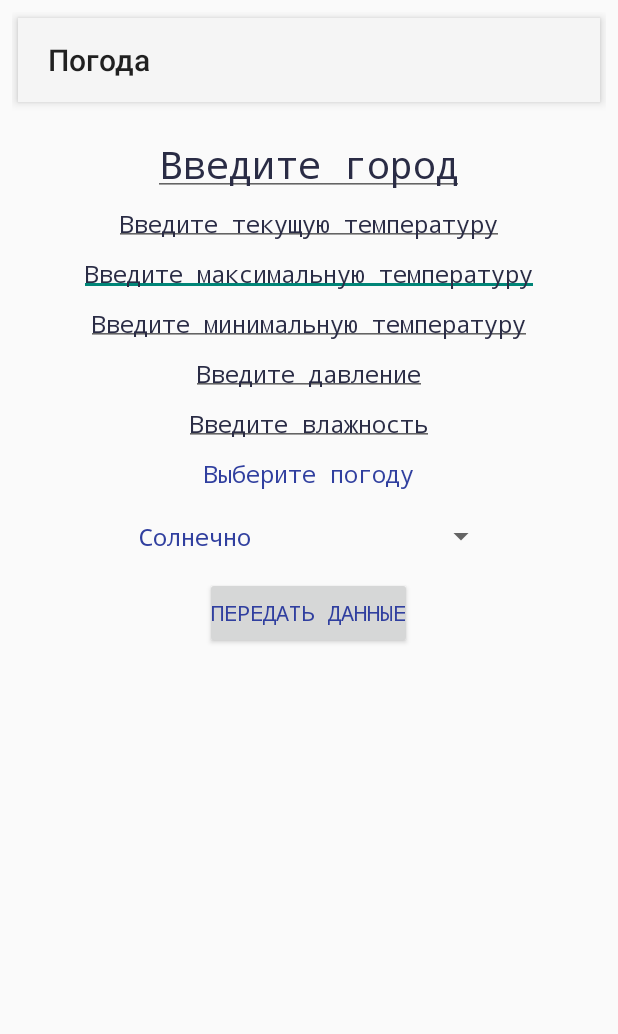
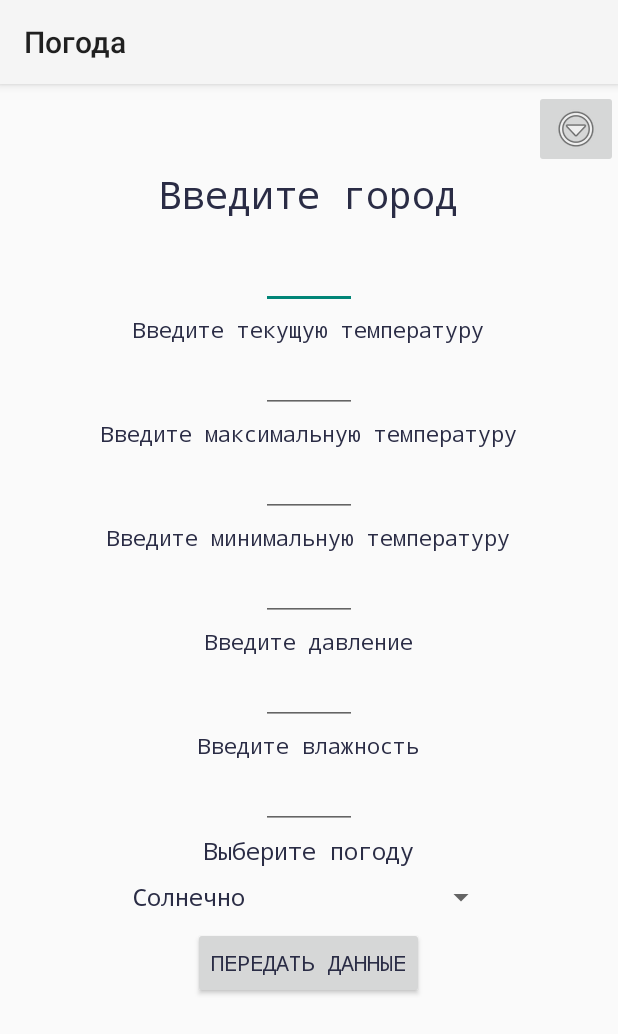
Before and after one commit to JekaPopov/AndroidLessons, an Android app: the screen it shows after launch (SetWeather before the commit, MainActivity after it), on a phone screen of 412 x 824 dp. Shown: the top 1034 px of the screen. Run offline under Robolectric (Android 15) with nearby library versions, the phone set to English and light mode, and no system bars.

```diff
--- a/app/src/main/AndroidManifest.xml
+++ b/app/src/main/AndroidManifest.xml
@@ -9,14 +9,13 @@
         android:roundIcon="@mipmap/ic_launcher_round"
         android:supportsRtl="true"
         android:theme="@style/MyStyle">
-        <activity android:name=".SetWeather">
+        <activity android:name=".MainActivity">
             <intent-filter>
                 <action android:name="android.intent.action.MAIN" />
 
                 <category android:name="android.intent.category.LAUNCHER" />
             </intent-filter>
         </activity>
-        <activity android:name=".WeatherView"></activity>
     </application>
 
 </manifest>
--- a/app/src/main/java/ru/dravn/androidlessons/Parameter.java
+++ b/app/src/main/java/ru/dravn/androidlessons/BaseFragment.java
@@ -1,11 +1,14 @@
 package ru.dravn.androidlessons;
 
 import android.graphics.drawable.Drawable;
+import android.os.Bundle;
+import android.support.annotation.Nullable;
+import android.support.v4.app.Fragment;
 import android.support.v7.app.AppCompatActivity;
 import android.widget.Toast;
 
 
-public class Parameter extends AppCompatActivity {
+public class BaseFragment extends Fragment {
 
     public static final String TEMP = "temp";
     public static final String HUMIDITY = "hum";
@@ -16,8 +19,17 @@ public class Parameter extends AppCompatActivity {
     public static final String MINTEMP = "minTemp";
     public static final String MAXTEMP = "maxTemp";
     public static final String WEATHER = "weather";
+    public static final String MESSAGE = "map";
 
-    public static final String MESSAGE = "map";
+    public MainActivity mActivity;
+
+    @Override
+    public void onCreate(@Nullable Bundle savedInstanceState) {
+        mActivity =(MainActivity) this.getActivity();
+
+        super.onCreate(savedInstanceState);
+    }
+
 
     public String format(int val, String valName) {
         String format;
@@ -37,9 +49,9 @@ public class Parameter extends AppCompatActivity {
     }
 
 
-    protected void showMessage(String msg)
+    protected void showMessage(String mMessage)
     {
-        Toast.makeText(this, msg, Toast.LENGTH_SHORT).show();
+        Toast.makeText(getActivity(), mMessage, Toast.LENGTH_SHORT).show();
     }
 
     protected Drawable getImageRes(String name) {
--- /dev/null
+++ b/app/src/main/java/ru/dravn/androidlessons/MainActivity.java
@@ -0,0 +1,67 @@
+package ru.dravn.androidlessons;
+
+
+import android.support.v4.app.FragmentManager;
+import android.support.v7.app.AppCompatActivity;
+import android.os.Bundle;
+import android.view.View;
+import android.widget.ImageButton;
+
+
+import java.util.HashMap;
+
+public class MainActivity extends AppCompatActivity {
+
+    FragmentManager mFragmentManager;
+    ImageButton mMenuButton;
+    BaseFragment fragment;
+
+    @Override
+    protected void onCreate(Bundle savedInstanceState) {
+        super.onCreate(savedInstanceState);
+        setContentView(R.layout.activity_main);
+
+        mMenuButton = findViewById(R.id.menu);
+        mFragmentManager = getSupportFragmentManager();
+
+        if(mFragmentManager.findFragmentByTag(getString(R.string.setWeatherFragment))==null) {
+            fragment = SetWeatherFragment.newInstance();
+            mFragmentManager.beginTransaction()
+                    .replace(R.id.fragment, fragment, getString(R.string.setWeatherFragment))
+                    .addToBackStack(getString(R.string.setWeatherFragment))
+                    .commit();
+        }
+
+        mMenuButton.setOnClickListener(new View.OnClickListener() {
+            @Override
+            public void onClick(View v) {
+                if(fragment instanceof MenuFragment) {
+                    mFragmentManager.popBackStack();
+                    fragment=null;
+                }
+                else
+                showMenuFragment();
+            }
+        });
+    }
+
+    public void showWeatherFragment(HashMap<String, String> mMessage) {
+
+        fragment = WeatherViewFragment.newInstance(mMessage);
+
+        mFragmentManager.beginTransaction()
+                .replace(R.id.fragment, fragment,getString(R.string.weatherFragment))
+                .addToBackStack(getString(R.string.weatherFragment))
+                .commit();
+    }
+
+    public void showMenuFragment() {
+        fragment = MenuFragment.newInstance();
+        mFragmentManager
+                .beginTransaction()
+                .replace(R.id.fragment, fragment,getString(R.string.menuFragment))
+                .addToBackStack(getString(R.string.menuFragment))
+                .commit();
+    }
+
+}
--- a/app/src/main/java/ru/dravn/androidlessons/SetWeather.java
+++ b/app/src/main/java/ru/dravn/androidlessons/SetWeatherFragment.java
@@ -1,16 +1,28 @@
 package ru.dravn.androidlessons;
 
-import android.content.Intent;
 import android.os.Bundle;
+import android.support.annotation.NonNull;
+import android.support.annotation.Nullable;
+import android.view.LayoutInflater;
 import android.view.View;
+import android.view.ViewGroup;
 import android.widget.Button;
 import android.widget.EditText;
 import android.widget.Spinner;
-
 import java.util.HashMap;
 
 
-public class SetWeather extends Parameter {
+public class SetWeatherFragment extends BaseFragment {
+
+
+    public static SetWeatherFragment newInstance() {
+
+        Bundle args = new Bundle();
+
+        SetWeatherFragment fragment = new SetWeatherFragment();
+        fragment.setArguments(args);
+        return fragment;
+    }
 
     private EditText mCityName;
     private EditText mTempCurrent;
@@ -19,26 +31,23 @@ public class SetWeather extends Parameter {
     private EditText mTempMin;
     private EditText mTempMax;
     private Spinner  mWeatherSpinner;
-
     private Button mButton;
 
 
+    @Nullable
+    @Override
+    public View onCreateView(@NonNull LayoutInflater inflater, @Nullable ViewGroup container, @Nullable Bundle savedInstanceState) {
+        View view = inflater.inflate(R.layout.activity_set_weather, container, false);
 
-    @Override
-    protected void onCreate(Bundle savedInstanceState) {
-        super.onCreate(savedInstanceState);
-        setContentView(R.layout.activity_set_weather);
+        mCityName = view.findViewById(R.id.city);
+        mTempCurrent = view.findViewById(R.id.temp_current);
+        mPressure = view.findViewById(R.id.pressure);
+        mHumidity = view.findViewById(R.id.humidity);
+        mTempMin = view.findViewById(R.id.temp_min);
+        mTempMax = view.findViewById(R.id.temp_max);
+        mButton = view.findViewById(R.id.button);
 
-
-        mCityName = findViewById(R.id.city);
-        mTempCurrent = findViewById(R.id.temp_current);
-        mPressure = findViewById(R.id.pressure);
-        mHumidity = findViewById(R.id.humidity);
-        mTempMin = findViewById(R.id.temp_min);
-        mTempMax = findViewById(R.id.temp_max);
-        mButton = findViewById(R.id.button);
-
-        mWeatherSpinner = findViewById(R.id.weather);
+        mWeatherSpinner = view.findViewById(R.id.weather);
 
 
         mButton.setOnClickListener(new View.OnClickListener() {
@@ -82,26 +91,23 @@ public class SetWeather extends Parameter {
                     return;
                 }
 
-                HashMap<String, String> msg = new HashMap<>();
+                HashMap<String, String> mMessage = new HashMap<>();
 
-                msg.put(CITY, mCityName.getText().toString());
-                msg.put(CURRTEMP, mTempCurrent.getText().toString());
-                msg.put(MINTEMP, mTempMin.getText().toString());
-                msg.put(MAXTEMP, mTempMax.getText().toString());
-                msg.put(HUMIDITY, mHumidity.getText().toString());
-                msg.put(PRESSURE, mPressure.getText().toString());
-                msg.put(WEATHER, mWeatherSpinner.getSelectedItem().toString());
+                mMessage.put(CITY, mCityName.getText().toString());
+                mMessage.put(CURRTEMP, mTempCurrent.getText().toString());
+                mMessage.put(MINTEMP, mTempMin.getText().toString());
+                mMessage.put(MAXTEMP, mTempMax.getText().toString());
+                mMessage.put(HUMIDITY, mHumidity.getText().toString());
+                mMessage.put(PRESSURE, mPressure.getText().toString());
+                mMessage.put(WEATHER, mWeatherSpinner.getSelectedItem().toString());
 
 
-                Intent intent = new Intent(SetWeather.this, WeatherView.class);
-                intent.putExtra(MESSAGE, msg);
-                startActivity(intent);
+                mActivity.showWeatherFragment(mMessage);
             }
         });
 
+
+        return view;
     }
 
-
-
-
 }
--- /dev/null
+++ b/app/src/main/res/layout/activity_main.xml
@@ -0,0 +1,28 @@
+<?xml version="1.0" encoding="utf-8"?>
+<android.support.constraint.ConstraintLayout xmlns:android="http://schemas.android.com/apk/res/android"
+    xmlns:tools="http://schemas.android.com/tools"
+    xmlns:app="http://schemas.android.com/apk/res-auto"
+    android:layout_width="match_parent"
+    android:layout_height="match_parent"
+    style="@style/MyStyle"
+    tools:context=".MainActivity">
+
+    <ImageButton
+        android:id="@+id/menu"
+        android:layout_width="wrap_content"
+        android:layout_height="wrap_content"
+        android:foregroundGravity="top|right"
+        android:layout_centerHorizontal="true"
+        android:src="@android:drawable/ic_menu_more"
+        app:layout_constraintEnd_toEndOf="parent"
+        app:layout_constraintTop_toTopOf="parent"/>
+
+
+    <FrameLayout
+        android:id="@+id/fragment"
+        android:layout_width="match_parent"
+        android:layout_height="wrap_content"
+        app:layout_constraintTop_toBottomOf="@+id/menu">
+    </FrameLayout>
+
+</android.support.constraint.ConstraintLayout>
--- a/app/src/main/res/layout/activity_set_weather.xml
+++ b/app/src/main/res/layout/activity_set_weather.xml
@@ -2,44 +2,81 @@
 <ScrollView
     android:layout_width="match_parent"
     android:layout_height="wrap_content"
-    xmlns:android="http://schemas.android.com/apk/res/android">
+    xmlns:android="http://schemas.android.com/apk/res/android"
+    style="@style/MyStyle">
 
 <RelativeLayout
-    xmlns:android="http://schemas.android.com/apk/res/android"
     android:layout_width="match_parent"
     android:layout_height="wrap_content">
+
+    <TextView
+        android:id="@+id/cityText"
+        android:layout_width="wrap_content"
+        android:layout_height="wrap_content"
+        android:layout_alignParentTop="true"
+        android:layout_centerHorizontal="true"
+        android:text="@string/editCity"
+        android:textSize="@dimen/middleText"
+        android:gravity="center"/>
 
     <EditText
         android:id="@+id/city"
         android:layout_width="wrap_content"
         android:layout_height="wrap_content"
-        android:layout_alignParentTop="true"
+        android:minWidth="@dimen/minWidth"
+        android:layout_below="@+id/cityText"
         android:layout_centerHorizontal="true"
-        android:inputType="text"
-        android:hint="@string/editCity"
+        android:inputType="textCapWords"
         android:textSize="@dimen/middleText"
+        android:gravity="center"/>
+
+    <TextView
+        android:id="@+id/temp_current_text"
+        android:layout_width="wrap_content"
+        android:layout_height="wrap_content"
+        android:layout_below="@+id/city"
+        android:layout_centerHorizontal="true"
+        android:text="@string/editTemp"
         android:gravity="center"/>
 
     <EditText
         android:id="@+id/temp_current"
         android:layout_width="wrap_content"
         android:layout_height="wrap_content"
+        android:minWidth="@dimen/minWidth"
         android:layout_centerHorizontal="true"
-        android:layout_below="@+id/city"
+        android:layout_below="@+id/temp_current_text"
         android:inputType="numberDecimal"
-        android:hint="@string/editTemp"
         android:textSize="@dimen/smallText"
+        android:gravity="center"/>
+
+    <TextView
+        android:id="@+id/temp_max_text"
+        android:layout_width="wrap_content"
+        android:layout_height="wrap_content"
+        android:layout_below="@+id/temp_current"
+        android:layout_centerHorizontal="true"
+        android:text="@string/editMaxTemp"
         android:gravity="center"/>
 
     <EditText
         android:id="@+id/temp_max"
         android:layout_width="wrap_content"
         android:layout_height="wrap_content"
-        android:layout_below="@+id/temp_current"
+        android:layout_below="@+id/temp_max_text"
         android:layout_centerHorizontal="true"
+        android:minWidth="@dimen/minWidth"
         android:inputType="numberDecimal"
-        android:hint="@string/editMaxTemp"
         android:textSize="@dimen/smallText"
+        android:gravity="center"/>
+
+    <TextView
+        android:id="@+id/temp_min_text"
+        android:layout_width="wrap_content"
+        android:layout_height="wrap_content"
+        android:layout_below="@+id/temp_max"
+        android:layout_centerHorizontal="true"
+        android:text="@string/editMinTemp"
         android:gravity="center"/>
 
     <EditText
@@ -47,31 +84,50 @@
         android:layout_width="wrap_content"
         android:layout_height="wrap_content"
         android:layout_centerHorizontal="true"
+        android:minWidth="@dimen/minWidth"
         android:inputType="numberDecimal"
-        android:layout_below="@+id/temp_max"
-        android:hint="@string/editMinTemp"
+        android:layout_below="@+id/temp_min_text"
         android:textSize="@dimen/smallText"
+        android:gravity="center"/>
+
+    <TextView
+        android:id="@+id/pressure_text"
+        android:layout_width="wrap_content"
+        android:layout_height="wrap_content"
+        android:layout_below="@+id/temp_min"
+        android:layout_centerHorizontal="true"
+        android:text="@string/editPressure"
         android:gravity="center"/>
 
     <EditText
         android:id="@+id/pressure"
         android:layout_width="wrap_content"
         android:layout_height="wrap_content"
-        android:layout_below="@+id/temp_min"
+        android:layout_below="@+id/pressure_text"
         android:layout_centerHorizontal="true"
+        android:minWidth="@dimen/minWidth"
         android:inputType="number"
-        android:hint="@string/editPressure"
         android:textSize="@dimen/smallText"
+        android:gravity="center"/>
+
+
+    <TextView
+        android:id="@+id/humidity_text"
+        android:layout_width="wrap_content"
+        android:layout_height="wrap_content"
+        android:layout_below="@+id/pressure"
+        android:layout_centerHorizontal="true"
+        android:text="@string/editHumidity"
         android:gravity="center"/>
 
     <EditText
         android:id="@+id/humidity"
         android:layout_width="wrap_content"
         android:layout_height="wrap_content"
-        android:layout_below="@+id/pressure"
+        android:layout_below="@+id/humidity_text"
         android:layout_centerHorizontal="true"
+        android:minWidth="@dimen/minWidth"
         android:inputType="number"
-        android:hint="@string/editHumidity"
         android:textSize="@dimen/smallText"
         android:gravity="center"/>
 
@@ -89,11 +145,11 @@
         android:id="@+id/weather"
         android:layout_width="wrap_content"
         android:layout_height="wrap_content"
-        android:gravity="center"
         android:entries="@array/weather"
         android:layout_marginTop="@dimen/layout_marginBottom"
         android:layout_below="@+id/selectWeather"
-        android:layout_centerHorizontal="true"/>
+        android:layout_centerHorizontal="true"
+        android:gravity="center"/>
 
     <Button
         android:id="@+id/button"
--- a/app/src/main/res/values/colors.xml
+++ b/app/src/main/res/values/colors.xml
@@ -4,8 +4,8 @@
     <color name="colorPrimaryDark">#303F9F</color>
     <color name="colorAccent">#FF4081</color>
 
-    <color name="hint">#2A2C45</color>
+    <color name="hint">#303F9F</color>
     <color name="editText">#1F000000</color>
-    <color name="textColor">#303F9F</color>
+    <color name="textColor">#2A2C45</color>
 
 </resources>
--- a/app/src/main/res/values/dimens.xml
+++ b/app/src/main/res/values/dimens.xml
@@ -5,4 +5,5 @@
     <dimen name="bigMiddleText">30sp</dimen>
     <dimen name="smallText">15sp</dimen>
     <dimen name="layout_marginBottom">4dp</dimen>
+    <dimen name="minWidth">64dp</dimen>
 </resources>
--- a/app/src/main/res/values/strings.xml
+++ b/app/src/main/res/values/strings.xml
@@ -24,4 +24,8 @@
     <string name="snow">Снег</string>
     <string name="storm">Гроза</string>
     <string name="cloudy">Облачно</string>
+    <string name="menu">Просто меню</string>
+    <string name="weatherFragment">WeatherViewFragment</string>
+    <string name="menuFragment">menuFragment</string>
+    <string name="setWeatherFragment">setWeatherFragment</string>
 </resources>
--- a/app/src/main/res/values/styles.xml
+++ b/app/src/main/res/values/styles.xml
@@ -10,11 +10,9 @@
 
 
     <style name="MyStyle" parent="Theme.AppCompat.Light">
-        <item name="android:editTextColor">@color/editText</item>
         <item name="android:textColor">@color/textColor</item>
         <item name="android:textColorHint">@color/hint</item>
         <item name="android:typeface">monospace</item>
         <item name="android:layout_marginBottom">@dimen/layout_marginBottom</item>
-        <item name="android:padding">4dp</item>
     </style>
 </resources>
```
Also changed, not shown: app/src/main/java/ru/dravn/androidlessons/MenuFragment.java (added, +29 -0 lines), app/src/main/java/ru/dravn/androidlessons/WeatherView.java (deleted, +0 -60 lines), app/src/main/java/ru/dravn/androidlessons/WeatherViewFragment.java (added, +70 -0 lines), app/src/main/res/layout/menu.xml (added, +19 -0 lines), app/src/main/res/layout/weather_view.xml (+15 -18 lines).
